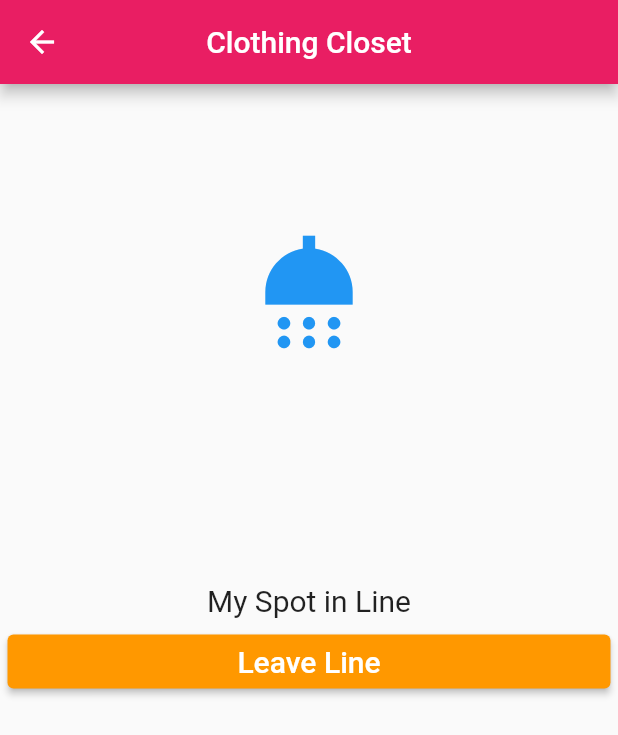
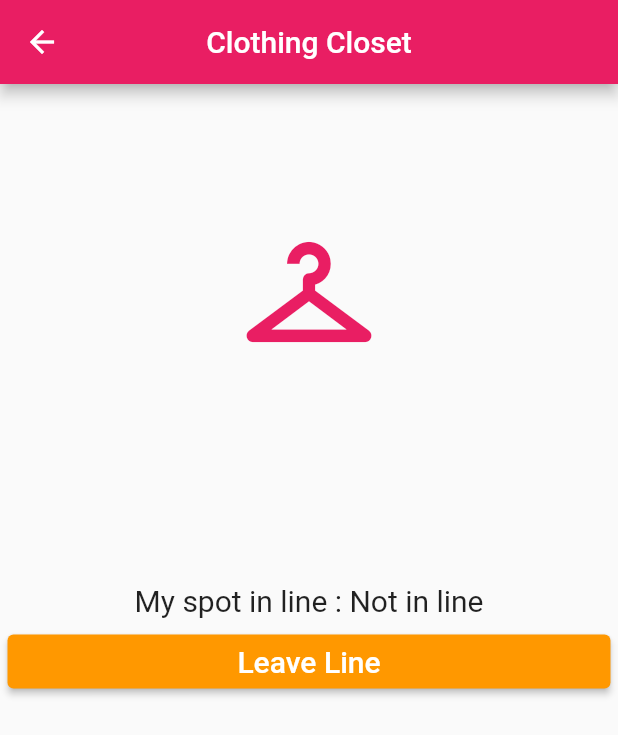
Before and after one commit to elizabethrlemar/AndreHouse, a Flutter app: the GuestClothingPage screen opened directly, scrolled down 56 dp, after a tap on "Join Line", on a phone screen of 412 x 824 dp. Shown: the top 735 px of the screen. Run offline on Flutter 3.47's test engine with Material 2 defaults, Android fonts, the phone set to English and light mode, and no system bars; our stand-ins replace cloud_firestore, firebase_auth, firebase_core; accounts and stored records are empty.

Commit message:
app complete just need to fix formatting:

```diff
--- a/lib/GuestPages/guest_clothing.dart
+++ b/lib/GuestPages/guest_clothing.dart
@@ -1,15 +1,20 @@
 import 'package:cloud_firestore/cloud_firestore.dart';
 import 'package:flutter/material.dart';
-import 'package:firebase_core/firebase_core.dart';
 import 'package:firebase_auth/firebase_auth.dart';
+import '../model/user_model.dart';
+
+/*Page that allows guests to sign up for the clothing closet*/
 bool _hasBeenPressed = false;
-/* Page that allows guests to sign up for Clothing Closet*/
 class GuestClothingPage extends StatefulWidget {
   const GuestClothingPage({Key? key}) : super(key: key);
   @override
   _ClothingState createState() => _ClothingState();
 }
+
 class _ClothingState extends State<GuestClothingPage> {
+
+  late String guestIndex = "Not in line";
+
   @override
   Widget build(BuildContext context) {
     return Scaffold(
@@ -28,16 +33,19 @@ class _ClothingState extends State<GuestClothingPage> {
                         children: <Widget>[
                           Expanded(
                               child: IconButton(
-                                icon: const Icon(Icons.shower),
+                                icon: const Icon(Icons.checkroom),
                                 iconSize: 100,
-                                color: Colors.blue,
+                                color: Colors.pink,
                                 onPressed: () {findSpot();},
                               )
                           ),
-                          const Text(
-                            'My Spot in Line',
-                            style: TextStyle(fontSize: 20),
-                          )
+                          FutureBuilder(
+                            future: findSpot(),
+                            builder: (context, snapshot) {
+                              return Text("My spot in line : $guestIndex",
+                                  style: TextStyle(fontSize: 20));
+                            },
+                          ),
                         ]
                     )
                 ),
@@ -50,14 +58,25 @@ class _ClothingState extends State<GuestClothingPage> {
                               margin: const EdgeInsets.all(5),
                               width: double.infinity,
                               child: ElevatedButton(
-                                style: ElevatedButton.styleFrom(primary:_hasBeenPressed ? Colors.orange : Colors.green ),
-                                child: _hasBeenPressed ? const Text('Leave Line', style: TextStyle(fontSize: 20),): const Text('Join Line', style: TextStyle(fontSize: 20),),
-                                onPressed: () {
-                                  setState(() {
-                                    _hasBeenPressed = !_hasBeenPressed;
-                                  });
-                                  joinLine();},
-
+                                  style: ElevatedButton.styleFrom(primary:_hasBeenPressed ? Colors.orange : Colors.green ),
+                                  child: _hasBeenPressed ? const Text('Leave Line', style: TextStyle(fontSize: 20),): const Text('Join Line', style: TextStyle(fontSize: 20),),
+                                  onPressed: () async {
+                                    setState(() {
+                                      _hasBeenPressed = !_hasBeenPressed;
+                                    });
+                                    FirebaseFirestore.instance.collection("clothing")
+                                        .doc(
+                                        FirebaseAuth.instance.currentUser!.uid)
+                                        .get()
+                                        .then((value) {
+                                      if(_hasBeenPressed == true && value.exists == false){
+                                        joinLine();
+                                      }
+                                      else{
+                                        leaveLine();
+                                      }
+                                    });
+                                  }
                               ),
                             ),
                           )
@@ -70,11 +89,95 @@ class _ClothingState extends State<GuestClothingPage> {
       ),
     );
   }
+
+  findSpot() async {
+    final uid = await FirebaseAuth.instance.currentUser!.uid;
+    if (uid != null) {
+      await FirebaseFirestore.instance
+          .collection('clothing')
+          .where("uid", isEqualTo: uid)
+          .get()
+          .then((ds) {
+        guestIndex = ds.docs[0]["index"].toString();
+      }).catchError((e) {
+        print(e);
+      });
+    }
+  }
+
+  Future<void> leaveLine() async {
+
+    final uid = FirebaseAuth.instance.currentUser!.uid;
+    late var currentIndex = 0;
+    var clothingRef = FirebaseFirestore.instance.collection('clothing');
+
+    FirebaseFirestore.instance.collection('clothing')
+        .where("uid", isEqualTo: uid)
+        .get()
+        .then((QuerySnapshot querySnapshot) {
+      clothingRef.doc(querySnapshot.docs[0].id).delete();
+    });
+
+    if (uid != null) {
+      await FirebaseFirestore.instance
+          .collection('clothing')
+          .where("uid", isEqualTo: uid)
+          .get()
+          .then((ds) {
+        currentIndex = ds.docs[0]["index"];
+      }).catchError((e) {
+        print(e);
+      });
+    }
+
+    FirebaseFirestore.instance
+        .collection('clothing')
+        .get()
+        .then((querySnapshot) {
+      querySnapshot.docs.forEach((element) {
+        if (element["index"] > currentIndex){
+          FirebaseFirestore.instance
+              .collection('clothing')
+              .doc(element.id)
+              .update({
+            'index': FieldValue.increment(-1)});
+        }
+      });
+    });
+
+    guestIndex = "Not in line";
+
+  }
+
 }
 
+
 void joinLine() {
-  var name = "test";
+
   CollectionReference clothing = FirebaseFirestore.instance.collection('clothing');
+
+  var currentUser = FirebaseAuth.instance.currentUser;
+
+  String? firstName = "";
+  String? lastName = "";
+  String? uid = "";
+
+  if (currentUser != null) {
+    FirebaseFirestore.instance.collection("users")
+        .doc(FirebaseAuth.instance.currentUser!.uid)
+        .get()
+        .then((value) {
+      firstName = UserModel
+          .fromMap(value.data())
+          .firstName;
+      lastName = UserModel
+          .fromMap(value.data())
+          .lastName;
+      uid = UserModel
+          .fromMap(value.data())
+          .uid;
+    });
+  }
 
   FirebaseFirestore.instance
       .collection('clothing')
@@ -86,32 +189,9 @@ void joinLine() {
         .docs[0]["index"]; //Everything above here in the method is to find the highest previous index
     index = index + 1;
     clothing.add({ //add new name to clothing line with an incremented index
-      'name': name,
+      'name': firstName! + " " +  lastName!,
+      'uid' : uid,
       'index': index
     });
   });
 }
-
-void findSpot()
-{
-
-  CollectionReference clothing = FirebaseFirestore.instance.collection('clothing');
-
-  var currentUser = FirebaseAuth.instance.currentUser;
-
-  String? email = "";
-  if (currentUser != null) {
-    email = currentUser.email;
-  }
-
-  FirebaseFirestore.instance
-      .collection('clothing')
-      .where('name', isEqualTo: email)
-      .limit(1)
-      .get()
-      .then((QuerySnapshot querySnapshot) {
-    var index = querySnapshot.docs[0]["index"];
-    print("The user's index is " + index.toString());
-  });
-
-}
```
Also changed, not shown: lib/model/shower_model.dart (deleted, +0 -24 lines).
